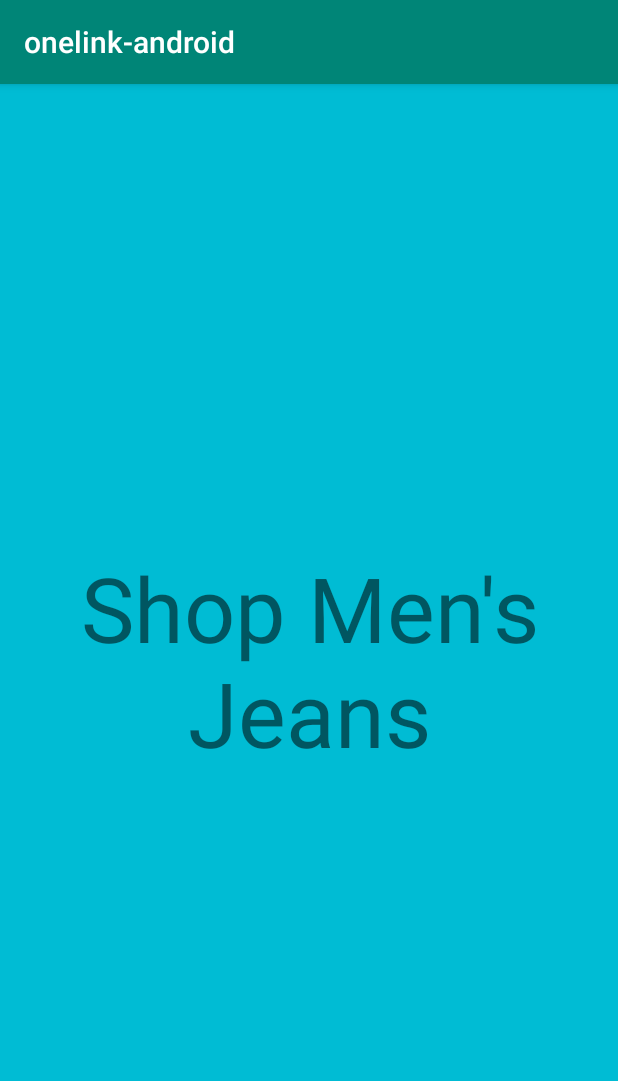
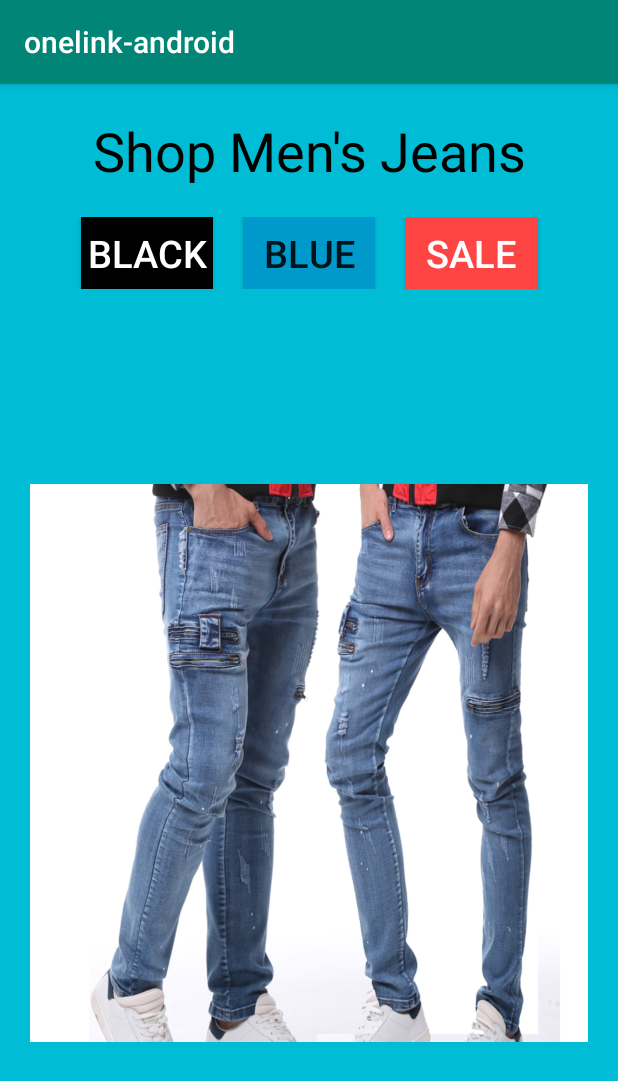
Before and after one commit to liaz-af/appsflyer-onelink-sample-apps, an Android app: the jeans_men screen opened through its navigation route, on a phone screen of 412 x 824 dp. Shown: the top 1081 px of the screen. Run offline under Robolectric (Android 15) with nearby library versions, the phone set to English and light mode, and no system bars; libraries missing offline, so code that uses them is left out: com.appsflyer; 3 statements that could not run were skipped.

Commit message:
Android: Onelink work with passing args

```diff
--- a/onelink-android/app/src/main/java/com/appsflyer/liazkamper/onelink_android/MainActivity.java
+++ b/onelink-android/app/src/main/java/com/appsflyer/liazkamper/onelink_android/MainActivity.java
@@ -51,9 +51,18 @@ public class MainActivity extends AppCompatActivity {
                 Log.d("AppsFlyer_LOG_TAG","Deep linking into " + conversionData.get("af_sub1"));
                 String targetSectionTag = conversionData.get("af_sub1") + "_section_fragment";
                 int targetId = getResources().getIdentifier(targetSectionTag, "id", getPackageName());
-                PendingIntent pendingIntent = navController.createDeepLink().setGraph(R.navigation.nav_graph_deeplink).setDestination(targetId).createPendingIntent();
+
+                Bundle dp_args = new Bundle();
+                dp_args.putString("item_id", conversionData.get("item_id"));
+
+                PendingIntent pendingIntent = navController.createDeepLink().
+                                                setGraph(R.navigation.nav_graph_deeplink).
+                                                setDestination(targetId).
+                                                setArguments(dp_args).
+                                                createPendingIntent();
                 try {
                     pendingIntent.send();
+                    finish();
                 } catch (PendingIntent.CanceledException e) {
                     e.printStackTrace();
                 }
--- a/onelink-android/app/src/main/java/com/appsflyer/liazkamper/onelink_android/jeans_men.java
+++ b/onelink-android/app/src/main/java/com/appsflyer/liazkamper/onelink_android/jeans_men.java
@@ -1,20 +1,27 @@
 package com.appsflyer.liazkamper.onelink_android;
 
 
+import android.content.Intent;
 import android.os.Bundle;
 
+import androidx.annotation.NonNull;
+import androidx.annotation.Nullable;
 import androidx.fragment.app.Fragment;
 
+import android.util.Log;
 import android.view.LayoutInflater;
 import android.view.View;
 import android.view.ViewGroup;
+import android.widget.Button;
+import android.widget.ImageView;
 
 
 /**
  * A simple {@link Fragment} subclass.
  */
-public class jeans_men extends Fragment {
+public class jeans_men extends Fragment implements View.OnClickListener {
 
+    private ImageView jeansImage;
 
     public jeans_men() {
         // Required empty public constructor
@@ -25,7 +32,55 @@ public class jeans_men extends Fragment {
     public View onCreateView(LayoutInflater inflater, ViewGroup container,
                              Bundle savedInstanceState) {
         // Inflate the layout for this fragment
-        return inflater.inflate(R.layout.fragment_jeans_men, container, false);
+        View rootView = inflater.inflate(R.layout.fragment_jeans_men, container, false);
+        jeansImage = rootView.findViewById(R.id.men_jeans_image);
+        return rootView;
+
     }
 
+    @Override
+    public void onViewCreated(@NonNull View view, @Nullable Bundle savedInstanceState) {
+        super.onViewCreated(view, savedInstanceState);
+
+        Button blackBtn = view.findViewById(R.id.men_black_button);
+        Button blueBtn = view.findViewById(R.id.men_blue_button);
+        Button saleBtn = view.findViewById(R.id.men_sale_button);
+
+        blackBtn.setOnClickListener(this);
+        blueBtn.setOnClickListener(this);
+        saleBtn.setOnClickListener(this);
+
+        String itemId = requireArguments().getString("item_id");
+        if (itemId != null) {
+            Log.d("AppsFlyer_LOG_TAG", "Deep link into Men Jeans");
+
+            switch (itemId) {
+                case "black":
+                    jeansImage.setImageResource(R.drawable.black_jeans_men);
+                    break;
+                case "blue":
+                    jeansImage.setImageResource(R.drawable.blue_jeans_men);
+                    break;
+                case "sale":
+                    jeansImage.setImageResource(R.drawable.jeans_men_sale);
+                    break;
+            }
+        }
+    }
+
+    @Override
+    public void onClick(View v) {
+
+        switch (v.getId()) {
+            case R.id.men_black_button:
+                jeansImage.setImageResource(R.drawable.black_jeans_men);
+                break;
+            case R.id.men_blue_button:
+                jeansImage.setImageResource(R.drawable.blue_jeans_men);
+                break;
+            case R.id.men_sale_button:
+                jeansImage.setImageResource(R.drawable.jeans_men_sale);
+                break;
+        }
+    }
 }
--- a/onelink-android/app/src/main/res/layout/fragment_jeans_men.xml
+++ b/onelink-android/app/src/main/res/layout/fragment_jeans_men.xml
@@ -1,18 +1,69 @@
 <?xml version="1.0" encoding="utf-8"?>
-<FrameLayout xmlns:android="http://schemas.android.com/apk/res/android"
+<LinearLayout xmlns:android="http://schemas.android.com/apk/res/android"
+    xmlns:app="http://schemas.android.com/apk/res-auto"
     xmlns:tools="http://schemas.android.com/tools"
     android:layout_width="match_parent"
     android:layout_height="match_parent"
-    tools:context=".jeans_men">
+    android:background="#00BCD4"
+    android:orientation="vertical"
+    tools:context=".jeans_men" >
 
-    <!-- TODO: Update blank fragment layout -->
     <TextView
+        android:id="@+id/textView"
         android:layout_width="match_parent"
-        android:layout_height="match_parent"
-        android:background="#00BCD4"
-        android:gravity="center"
+        android:layout_height="wrap_content"
+        android:layout_marginTop="20dp"
         android:text="@string/shop_jeans_men"
+        android:textColor="@android:color/black"
         android:textAlignment="center"
-        android:textSize="60sp" />
+        android:textSize="36sp" />
 
-</FrameLayout>
+    <LinearLayout
+        android:layout_width="wrap_content"
+        android:layout_height="wrap_content"
+        android:layout_gravity="center_horizontal"
+        android:layout_marginTop="20dp"
+        android:orientation="horizontal">
+
+        <Button
+            android:id="@+id/men_black_button"
+            android:layout_width="wrap_content"
+            android:layout_height="wrap_content"
+            android:layout_marginStart="10dp"
+            android:layout_marginEnd="10dp"
+            android:background="@android:color/black"
+            android:text="@string/black"
+            android:textSize="25sp"
+            android:textColor="@android:color/white" />
+
+        <Button
+            android:id="@+id/men_blue_button"
+            android:layout_width="wrap_content"
+            android:layout_height="wrap_content"
+            android:layout_marginStart="10dp"
+            android:layout_marginEnd="10dp"
+            android:textSize="25sp"
+            android:background="@android:color/holo_blue_dark"
+            android:text="@string/blue" />
+
+        <Button
+            android:id="@+id/men_sale_button"
+            android:layout_width="wrap_content"
+            android:layout_height="wrap_content"
+            android:layout_marginStart="10dp"
+            android:layout_marginEnd="10dp"
+            android:textSize="25sp"
+            android:background="@android:color/holo_red_light"
+            android:text="@string/sale"
+            android:textColor="@android:color/white" />
+
+    </LinearLayout>
+
+    <ImageView
+        android:id="@+id/men_jeans_image"
+        android:layout_width="wrap_content"
+        android:layout_height="wrap_content"
+        android:layout_margin="20dp"
+        android:layout_marginTop="30dp"
+        android:src="@drawable/jeans_men_intro" />
+</LinearLayout>
--- a/onelink-android/app/src/main/res/navigation/nav_graph_deeplink.xml
+++ b/onelink-android/app/src/main/res/navigation/nav_graph_deeplink.xml
@@ -30,11 +30,19 @@
             <action
                 android:id="@+id/action_jeans_section_fragment_to_jeans_men"
                 app:destination="@id/jeans_men_section_fragment" />
+            <action
+                android:id="@+id/action_jeans_section_fragment_to_jeans_women"
+                app:destination="@id/jeans_women_section_fragment" />
         </fragment>
         <fragment
             android:id="@+id/jeans_men_section_fragment"
             android:name="com.appsflyer.liazkamper.onelink_android.jeans_men"
             android:label="fragment_jeans_men"
             tools:layout="@layout/fragment_jeans_men" />
+        <fragment
+            android:id="@+id/jeans_women_section_fragment"
+            android:name="com.appsflyer.liazkamper.onelink_android.jeans_women"
+            android:label="fragment_jeans_women"
+            tools:layout="@layout/fragment_jeans_women" />
     </navigation>
 </navigation>
--- a/onelink-android/app/src/main/res/values/strings.xml
+++ b/onelink-android/app/src/main/res/values/strings.xml
@@ -6,5 +6,9 @@
     <string name="shop_shoes">Shop Shoes</string>
     <string name="shop_jeans">Shop Jeans</string>
     <string name="shop_jeans_men">Shop Men\'s Jeans</string>
+    <string name="shop_jeans_women">Shop Women\'s Jeans</string>
 
+    <string name="black">Black</string>
+    <string name="blue">Blue</string>
+    <string name="sale">Sale</string>
 </resources>
```
Also changed, not shown: onelink-android/app/src/main/java/com/appsflyer/liazkamper/onelink_android/jeans_women.java (added, +31 -0 lines), onelink-android/app/src/main/res/layout/fragment_jeans_section.xml (+20 -5 lines), onelink-android/app/src/main/res/layout/fragment_jeans_women.xml (added, +18 -0 lines), onelink-android/app/src/main/res/drawable-v24/black_jeans_men.jpg (added), onelink-android/app/src/main/res/drawable-v24/blue_jeans_men.jpg (added), onelink-android/app/src/main/res/drawable-v24/jeans_men_intro.jpeg (added), onelink-android/app/src/main/res/drawable-v24/jeans_men_sale.jpg (added).
